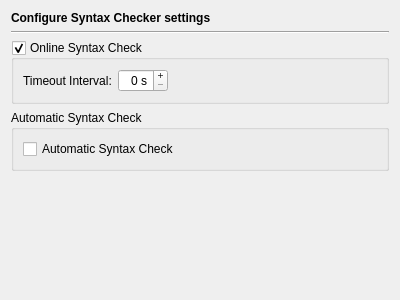
Old version of the form Preferences/ConfigurationPages/EditorSyntaxPage.ui in the repository testmana2/test.
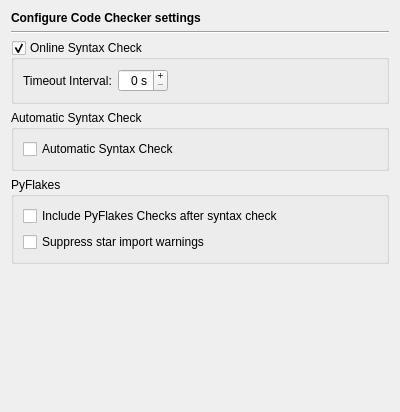
New version of the form.

Commit message: Moved the pyflakes config options to the editor syntax checker page and renamed it to editor code checkers page.

The edit to the form file:
```diff
--- a/Preferences/ConfigurationPages/EditorSyntaxPage.ui
+++ b/Preferences/ConfigurationPages/EditorSyntaxPage.ui
@@ -7,17 +7,17 @@
     <x>0</x>
     <y>0</y>
     <width>400</width>
-    <height>300</height>
+    <height>412</height>
    </rect>
   </property>
   <property name="windowTitle">
    <string notr="true"/>
   </property>
-  <layout class="QVBoxLayout" name="verticalLayout">
+  <layout class="QVBoxLayout" name="verticalLayout_2">
    <item>
     <widget class="QLabel" name="headerLabel">
      <property name="text">
-      <string>&lt;b&gt;Configure Syntax Checker settings&lt;/b&gt;</string>
+      <string>&lt;b&gt;Configure Code Checker settings&lt;/b&gt;</string>
      </property>
     </widget>
    </item>
@@ -113,6 +113,35 @@
      </layout>
     </widget>
    </item>
+   <item>
+    <widget class="QGroupBox" name="groupBox_2">
+     <property name="title">
+      <string>PyFlakes</string>
+     </property>
+     <layout class="QVBoxLayout" name="verticalLayout">
+      <item>
+       <widget class="QCheckBox" name="includeCheckBox">
+        <property name="toolTip">
+         <string>Select to include a PyFlakes check after the syntax check</string>
+        </property>
+        <property name="text">
+         <string>Include PyFlakes Checks after syntax check</string>
+        </property>
+       </widget>
+      </item>
+      <item>
+       <widget class="QCheckBox" name="ignoreStarImportCheckBox">
+        <property name="toolTip">
+         <string>Select to suppress star import warnings</string>
+        </property>
+        <property name="text">
+         <string>Suppress star import warnings</string>
+        </property>
+       </widget>
+      </item>
+     </layout>
+    </widget>
+   </item>
    <item>
     <spacer name="verticalSpacer">
      <property name="orientation">
```
The commit also changes 22 other files.
